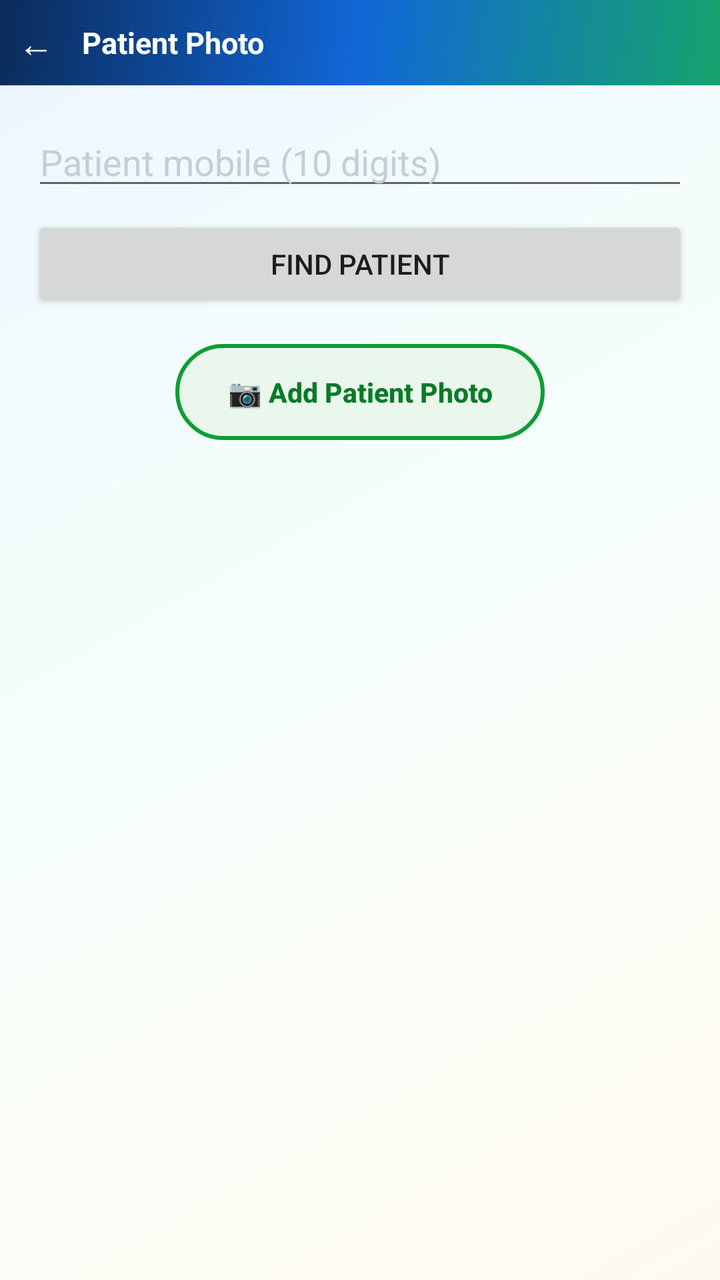
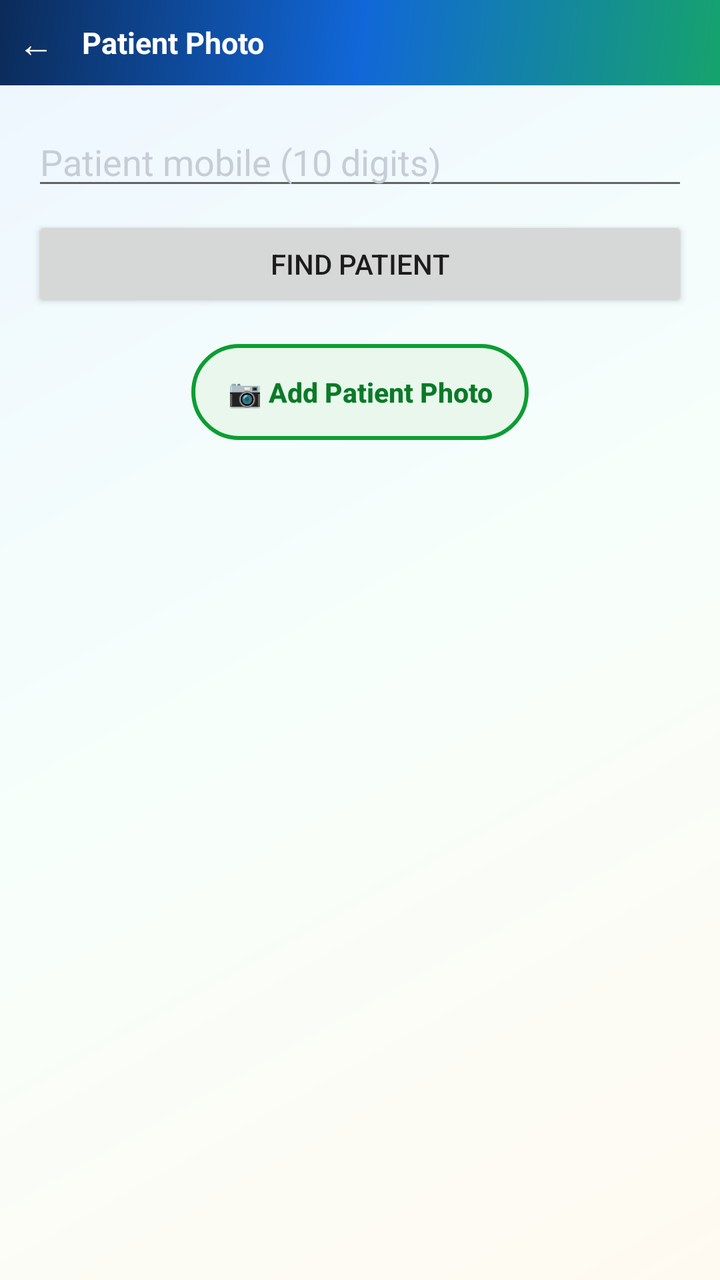

Screens rendered from an Android XML layout before and after an edit, with the pre-edit source and the edit as a unified diff.
<!-- AndroidManifest.xml: activity theme Theme.PilesClinic -->
<!-- res/layout/activity_patient_photo.xml -->
<?xml version="1.0" encoding="utf-8"?>
<LinearLayout xmlns:android="http://schemas.android.com/apk/res/android"
    xmlns:app="http://schemas.android.com/apk/res-auto"
    android:layout_width="match_parent"
    android:layout_height="match_parent"
    android:orientation="vertical"
    android:background="@drawable/bg_app_gradient">

    <LinearLayout
        android:layout_width="match_parent"
        android:layout_height="wrap_content"
        android:orientation="horizontal"
        android:gravity="center_vertical"
        android:padding="5dp"
        android:background="@drawable/bg_login_hero">

        <TextView
            android:id="@+id/btnBack"
            android:layout_width="wrap_content"
            android:layout_height="wrap_content"
            android:text="←"
            android:textColor="@color/white"
            android:textSize="18sp"
            android:padding="4dp" />

        <TextView
            android:layout_width="0dp"
            android:layout_height="wrap_content"
            android:layout_weight="1"
            android:layout_marginStart="10dp"
            android:text="Patient Photo"
            android:textColor="@color/white"
            android:textSize="15sp"
            android:textStyle="bold" />
    </LinearLayout>

    <LinearLayout
        android:layout_width="match_parent"
        android:layout_height="wrap_content"
        android:orientation="vertical"
        android:padding="16dp">

        <EditText
            android:id="@+id/etMobile"
            android:layout_width="match_parent"
            android:layout_height="wrap_content"
            android:hint="Patient mobile (10 digits)"
            android:inputType="phone" />

        <Button
            android:id="@+id/btnFind"
            android:layout_width="match_parent"
            android:layout_height="wrap_content"
            android:layout_marginTop="8dp"
            android:text="Find Patient" />

        
        <TextView
            android:id="@+id/tvPatient"
            android:layout_width="match_parent"
            android:layout_height="wrap_content"
            android:text=""
            android:textSize="15sp"
            android:textStyle="bold"
            android:visibility="gone"
            android:textColor="@color/clinic_text_primary" />

        
        <LinearLayout
            android:id="@+id/cardPatientInfo"
            android:layout_width="match_parent"
            android:layout_height="wrap_content"
            android:orientation="vertical"
            android:background="@drawable/bg_pp_card"
            android:paddingStart="14dp"
            android:paddingEnd="14dp"
            android:paddingTop="14dp"
            android:paddingBottom="14dp"
            android:visibility="gone">

            <TextView
                android:id="@+id/tvPatientName"
                android:layout_width="match_parent"
                android:layout_height="wrap_content"
                android:gravity="center"
                android:text=""
                android:textSize="19sp"
                android:textStyle="bold"
                android:maxLines="2"
                android:textColor="#10223A" />

            <LinearLayout
                android:layout_width="match_parent"
                android:layout_height="wrap_content"
                android:orientation="horizontal"
                android:gravity="center_vertical"
                android:layout_marginTop="10dp">

                <TextView
                    android:id="@+id/tvPatientMobile"
                    android:layout_width="0dp"
                    android:layout_weight="1"
                    android:layout_height="wrap_content"
                    android:layout_marginEnd="6dp"
                    android:background="@drawable/bg_pp_pill_blue"
                    android:paddingStart="14dp"
                    android:paddingEnd="14dp"
                    android:paddingTop="7dp"
                    android:paddingBottom="7dp"
                    android:text=""
                    android:textSize="13.5sp"
                    android:textStyle="bold"
                    android:maxLines="1"
                    android:ellipsize="end"
                    android:textColor="#1C5AA8" />

                <TextView
                    android:id="@+id/tvPatientId"
                    android:layout_width="0dp"
                    android:layout_weight="1"
                    android:layout_height="wrap_content"
                    android:layout_marginStart="6dp"
                    android:background="@drawable/bg_pp_pill_purple"
                    android:paddingStart="14dp"
                    android:paddingEnd="14dp"
                    android:paddingTop="7dp"
                    android:paddingBottom="7dp"
                    android:text=""
                    android:textSize="13.5sp"
                    android:textStyle="bold"
                    android:maxLines="1"
                    android:ellipsize="end"
                    android:textColor="#5B21B6" />
            </LinearLayout>
        </LinearLayout>

        
        <FrameLayout
            android:id="@+id/photoCard"
            android:layout_width="match_parent"
            android:layout_height="380dp"
            android:layout_marginTop="12dp"
            android:background="@drawable/bg_pp_card"
            android:padding="8dp"
            android:visibility="gone">

            <ImageView
                android:id="@+id/imgPhoto"
                android:layout_width="match_parent"
                android:layout_height="match_parent"
                android:background="@drawable/bg_pp_photo_area"
                android:contentDescription="Patient photo"
                android:visibility="gone" />
        </FrameLayout>

        
        
        <Button
            android:id="@+id/btnCamera"
            android:layout_width="wrap_content"
            android:layout_height="wrap_content"
            android:layout_gravity="center_horizontal"
            android:layout_marginTop="16dp"
            android:background="@drawable/bg_btn_photo_pill"
            app:backgroundTint="@null"
            android:paddingStart="26dp"
            android:paddingEnd="26dp"
            android:paddingVertical="8dp"
            android:maxLines="1"
            android:singleLine="true"
            android:textAllCaps="false"
            android:text="📷 Add Patient Photo"
            android:textColor="#0A7A28"
            android:textStyle="bold"
            android:textSize="13.5sp"
            android:enabled="false" />

        
        <Button
            android:id="@+id/btnRotate"
            android:layout_width="wrap_content"
            android:layout_height="wrap_content"
            android:layout_gravity="center_horizontal"
            android:layout_marginTop="10dp"
            android:background="@drawable/bg_btn_photo_pill"
            app:backgroundTint="@null"
            android:paddingStart="26dp"
            android:paddingEnd="26dp"
            android:paddingVertical="8dp"
            android:maxLines="1"
            android:singleLine="true"
            android:textAllCaps="false"
            android:text="🔄 Rotate"
            android:textColor="#1D4ED8"
            android:textStyle="bold"
            android:textSize="13.5sp"
            android:visibility="gone" />

        
        <Button
            android:id="@+id/btnPick"
            android:layout_width="match_parent"
            android:layout_height="wrap_content"
            android:layout_marginTop="8dp"
            android:text="Pick Photo from Gallery"
            android:visibility="gone"
            android:enabled="false" />

        
        <Button
            android:id="@+id/btnSave"
            android:layout_width="match_parent"
            android:layout_height="wrap_content"
            android:layout_marginTop="10dp"
            android:text="Save Photo"
            android:visibility="gone"
            android:enabled="false" />

        <ProgressBar
            android:id="@+id/progressLoad"
            android:layout_width="30dp"
            android:layout_height="30dp"
            android:layout_gravity="center"
            android:layout_marginTop="16dp"
            android:visibility="gone" />
    </LinearLayout>
</LinearLayout>
<!-- resources referenced by this layout -->
<resources>
  <color name="clinic_text_primary">#1A1A1A</color>
  <color name="white">#FFFFFF</color>
  <!-- drawable bg_app_gradient (drawable) -->
  <?xml version="1.0" encoding="utf-8"?>
  <shape xmlns:android="http://schemas.android.com/apk/res/android">
      <gradient
          android:type="linear"
          android:angle="315"
          android:startColor="#EDF6FF"
          android:centerColor="#F7FFFB"
          android:endColor="#FFFAF1" />
  </shape>
  <!-- drawable bg_btn_photo_pill (drawable) -->
  <?xml version="1.0" encoding="utf-8"?>
  <shape xmlns:android="http://schemas.android.com/apk/res/android" android:shape="rectangle">
      <solid android:color="#E9F7EC" />
      <corners android:radius="30dp" />
      <stroke android:width="2dp" android:color="#0C9E33" />
  </shape>
  <!-- drawable bg_login_hero (drawable) -->
  <?xml version="1.0" encoding="utf-8"?>
  <shape xmlns:android="http://schemas.android.com/apk/res/android">
      <gradient
          android:type="linear"
          android:angle="315"
          android:startColor="@color/brand_navy"
          android:centerColor="@color/brand_blue"
          android:endColor="@color/brand_green" />
  </shape>
  <!-- drawable bg_pp_card (drawable) -->
  <?xml version="1.0" encoding="utf-8"?>
  <shape xmlns:android="http://schemas.android.com/apk/res/android" android:shape="rectangle">
      <solid android:color="#FFFFFF" />
      <corners android:radius="18dp" />
      <stroke android:width="1dp" android:color="#E3EAF3" />
  </shape>
  <!-- drawable bg_pp_photo_area (drawable) -->
  <?xml version="1.0" encoding="utf-8"?>
  <shape xmlns:android="http://schemas.android.com/apk/res/android" android:shape="rectangle">
      <solid android:color="#EDF1F6" />
      <corners android:radius="14dp" />
  </shape>
  <!-- drawable bg_pp_pill_blue (drawable) -->
  <?xml version="1.0" encoding="utf-8"?>
  <shape xmlns:android="http://schemas.android.com/apk/res/android" android:shape="rectangle">
      <solid android:color="#E8F1FF" />
      <corners android:radius="22dp" />
  </shape>
  <!-- drawable bg_pp_pill_purple (drawable) -->
  <?xml version="1.0" encoding="utf-8"?>
  <shape xmlns:android="http://schemas.android.com/apk/res/android" android:shape="rectangle">
      <solid android:color="#F3EAFF" />
      <corners android:radius="22dp" />
  </shape>
  <color name="brand_navy">#0B2B59</color>
  <color name="brand_blue">#1167D8</color>
  <color name="brand_green">#16A36D</color>
  <color name="clinic_primary">#0F2748</color>
  <color name="clinic_primary_dark">#081A33</color>
  <color name="field_hint">#C7CDD6</color>
  <style name="PilesAlertButton" parent="Widget.MaterialComponents.Button">
          <item name="android:textColor">#FFFFFF</item>
          <item name="backgroundTint">@color/clinic_primary</item>
          <item name="android:textStyle">bold</item>
          <item name="android:textAllCaps">false</item>
          <item name="cornerRadius">10dp</item>
          <item name="android:minWidth">88dp</item>
          <item name="android:layout_marginStart">8dp</item>
      </style>
  <style name="PilesAlertButtonMuted" parent="Widget.MaterialComponents.Button.TextButton.Dialog">
          <item name="android:textColor">#5B6B80</item>
          <item name="android:textStyle">bold</item>
          <item name="android:textAllCaps">false</item>
      </style>
  <style name="PilesAlertTitle" parent="MaterialAlertDialog.MaterialComponents.Title.Text">
          <item name="android:textColor">#0B2B59</item>
          <item name="android:textStyle">bold</item>
          <item name="android:textSize">18sp</item>
      </style>
  <!-- unchanged entries left out for length: 3 -->
</resources>

<!-- the commit's change to res/layout/activity_patient_photo.xml (unified diff, before → after) -->
@@ -114,22 +114,23 @@
                     android:ellipsize="end"
                     android:textColor="#1C5AA8" />
 
+                
                 <TextView
                     android:id="@+id/tvPatientId"
                     android:layout_width="0dp"
-                    android:layout_weight="1"
+                    android:layout_weight="1.6"
                     android:layout_height="wrap_content"
                     android:layout_marginStart="6dp"
                     android:background="@drawable/bg_pp_pill_purple"
-                    android:paddingStart="14dp"
-                    android:paddingEnd="14dp"
+                    android:paddingStart="10dp"
+                    android:paddingEnd="10dp"
                     android:paddingTop="7dp"
                     android:paddingBottom="7dp"
                     android:text=""
                     android:textSize="13.5sp"
                     android:textStyle="bold"
-                    android:maxLines="1"
-                    android:ellipsize="end"
+                    android:maxLines="2"
+                    android:ellipsize="none"
                     android:textColor="#5B21B6" />
             </LinearLayout>
         </LinearLayout>
@@ -155,46 +156,56 @@
 
         
         
-        <Button
-            android:id="@+id/btnCamera"
+                
+        <LinearLayout
             android:layout_width="wrap_content"
             android:layout_height="wrap_content"
             android:layout_gravity="center_horizontal"
             android:layout_marginTop="16dp"
-            android:background="@drawable/bg_btn_photo_pill"
-            app:backgroundTint="@null"
-            android:paddingStart="26dp"
-            android:paddingEnd="26dp"
-            android:paddingVertical="8dp"
-            android:maxLines="1"
-            android:singleLine="true"
-            android:textAllCaps="false"
-            android:text="📷 Add Patient Photo"
-            android:textColor="#0A7A28"
-            android:textStyle="bold"
-            android:textSize="13.5sp"
-            android:enabled="false" />
-
-        
-        <Button
-            android:id="@+id/btnRotate"
-            android:layout_width="wrap_content"
-            android:layout_height="wrap_content"
-            android:layout_gravity="center_horizontal"
-            android:layout_marginTop="10dp"
-            android:background="@drawable/bg_btn_photo_pill"
-            app:backgroundTint="@null"
-            android:paddingStart="26dp"
-            android:paddingEnd="26dp"
-            android:paddingVertical="8dp"
-            android:maxLines="1"
-            android:singleLine="true"
-            android:textAllCaps="false"
-            android:text="🔄 Rotate"
-            android:textColor="#1D4ED8"
-            android:textStyle="bold"
-            android:textSize="13.5sp"
-            android:visibility="gone" />
+            android:orientation="horizontal"
+            android:gravity="center_vertical">
+
+                <Button
+                android:id="@+id/btnCamera"
+                android:layout_width="wrap_content"
+                android:layout_height="wrap_content"
+                android:layout_gravity="center_vertical"
+                
+                android:background="@drawable/bg_btn_photo_pill"
+                app:backgroundTint="@null"
+                android:paddingStart="18dp"
+                android:paddingEnd="18dp"
+                android:paddingVertical="8dp"
+                android:maxLines="1"
+                android:singleLine="true"
+                android:textAllCaps="false"
+                android:text="📷 Add Patient Photo"
+                android:textColor="#0A7A28"
+                android:textStyle="bold"
+                android:textSize="13.5sp"
+                android:enabled="false" />
+
+                <Button
+                android:id="@+id/btnRotate"
+                android:layout_width="wrap_content"
+                android:layout_height="wrap_content"
+                android:layout_gravity="center_vertical"
+                android:layout_marginStart="10dp"
+            
+                android:background="@drawable/bg_btn_photo_pill"
+                app:backgroundTint="@null"
+                android:paddingStart="18dp"
+                android:paddingEnd="18dp"
+                android:paddingVertical="8dp"
+                android:maxLines="1"
+                android:singleLine="true"
+                android:textAllCaps="false"
+                android:text="🔄 Rotate"
+                android:textColor="#1D4ED8"
+                android:textStyle="bold"
+                android:textSize="13.5sp"
+                android:visibility="gone" />
+        </LinearLayout>
 
         
         <Button
